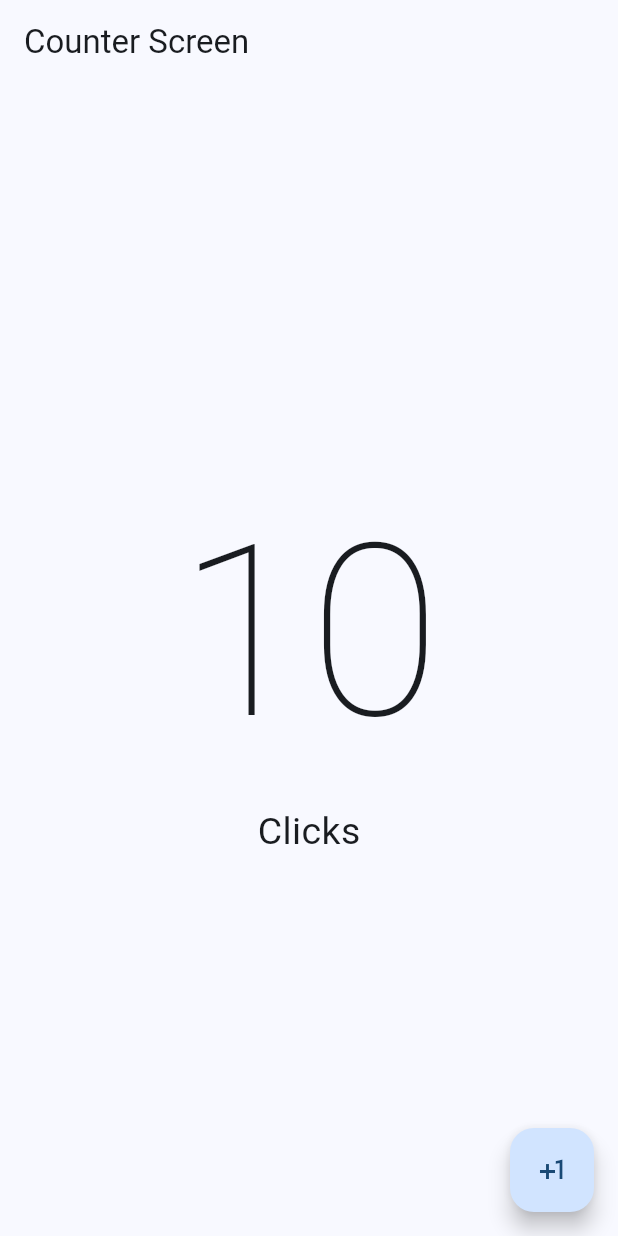
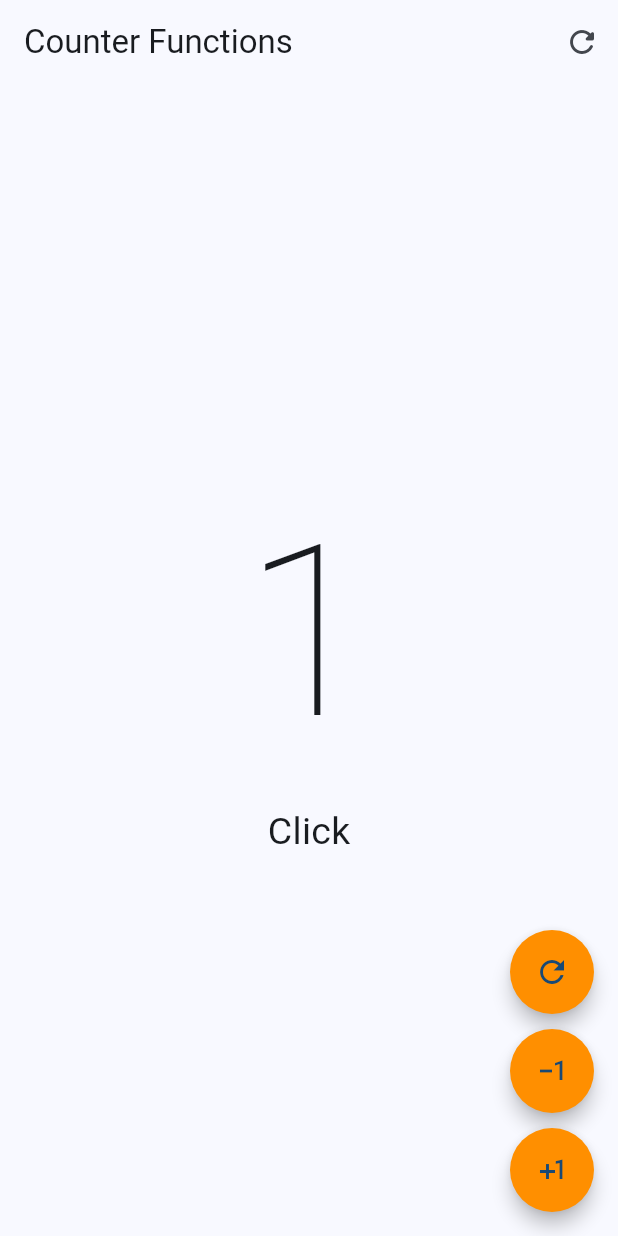
Before and after one commit to luigiuts/FlutterLuigi, a Flutter app: the screen it shows after launch, after a tap on the "plus one" icon, on a phone screen of 412 x 824 dp. Run offline on Flutter 3.47's test engine with Material 3 defaults, Android fonts, the phone set to English and light mode, and no system bars.

Commit message:
6-23-2024

```diff
--- a/Flutter-aplicaciones/hello_world_app/lib/main.dart
+++ b/Flutter-aplicaciones/hello_world_app/lib/main.dart
@@ -1,6 +1,7 @@
 import 'package:flutter/material.dart';
 import 'package:flutter/widgets.dart';
-import 'package:hello_world_app/presentation/screens/counter/cunter_screen.dart';
+import 'package:hello_world_app/presentation/screens/counter/counter_functions_screen.dart';
+//import 'package:hello_world_app/presentation/screens/counter/cunter_screen.dart';
 
 void main() {
   runApp(const MyApp());
@@ -17,7 +18,7 @@ class MyApp extends StatelessWidget {
         useMaterial3: true,
         colorSchemeSeed: Colors.blue
       ),
-      home: const CounterScreen()
+      home: const CounterFunctionsScreen()
     );
   }
 }
--- /dev/null
+++ b/Flutter-aplicaciones/hello_world_app/lib/presentation/screens/counter/counter_functions_screen.dart
@@ -0,0 +1,105 @@
+import 'package:flutter/material.dart';
+
+class CounterFunctionsScreen extends StatefulWidget {
+  const CounterFunctionsScreen({super.key});
+
+  @override
+  State<CounterFunctionsScreen> createState() => _CounterFunctionsScreenState();
+}
+
+class _CounterFunctionsScreenState extends State<CounterFunctionsScreen> {
+  int clickCounter = 0;
+  String clic = 'click';
+  @override
+  Widget build(BuildContext context) {
+    return Scaffold(
+        appBar: AppBar(
+          title: const Text('Counter Functions'),
+          actions: [
+            IconButton(
+              icon: const Icon(Icons.refresh_rounded),
+              onPressed: () {
+                setState(() {
+                  clickCounter = 0;
+                });
+              },
+            ),
+          ],
+        ),
+        body: Center(
+          child: Column(
+            mainAxisAlignment: MainAxisAlignment.center,
+            children: [
+              Text(
+                '$clickCounter',
+                style:
+                    const TextStyle(fontSize: 160, fontWeight: FontWeight.w100),
+              ),
+              Text('Click${clickCounter == 1 ? '' : 's'}',
+                  style: TextStyle(
+                    fontSize: 25,
+                  ))
+            ],
+          ),
+        ),
+        floatingActionButton: Column(
+          mainAxisAlignment: MainAxisAlignment.end,
+          children: [
+            CustomButton(
+              icon: Icons.refresh_outlined,
+              onPressed: () {
+                setState(() {
+                  clickCounter = 0;
+                });
+              },
+            ),
+            const SizedBox(
+              height: 10,
+            ),
+            CustomButton(
+              icon: Icons.exposure_minus_1_outlined,
+              onPressed: () {
+                setState(() {
+                  if (clickCounter == 0) return;
+                  clickCounter--;
+                });
+              },
+            ),
+            const SizedBox(
+              height: 10,
+            ),
+            CustomButton(
+              icon: Icons.plus_one,
+              onPressed: () {
+                setState(() {
+                  clickCounter++;
+                });
+              },
+            ),
+          ],
+        ));
+  }
+}
+
+class CustomButton extends StatelessWidget {
+  final IconData icon;
+  final VoidCallback? onPressed;
+
+  const CustomButton({
+    super.key,
+    required this.icon,
+    this.onPressed,
+  });
+
+  @override
+  Widget build(BuildContext context) {
+    return FloatingActionButton(
+      shape: const StadiumBorder(),
+      onPressed: onPressed,
+      child: Icon(icon),
+      enableFeedback: true,
+      elevation: 5,
+      backgroundColor: Colors.amber.shade800,
+    );
+  }
+}
--- a/Flutter-aplicaciones/hello_world_app/lib/presentation/screens/counter/cunter_screen.dart
+++ b/Flutter-aplicaciones/hello_world_app/lib/presentation/screens/counter/cunter_screen.dart
@@ -1,26 +1,46 @@
 import 'package:flutter/material.dart';
 
-class CounterScreen extends StatelessWidget {
+class CounterScreen extends StatefulWidget {
   const CounterScreen({super.key});
 
   @override
+  State<CounterScreen> createState() => _CounterScreenState();
+}
+
+class _CounterScreenState extends State<CounterScreen> {
+  int clickCounter = 0;
+  String clic = 'click';
+  @override
   Widget build(BuildContext context) {
-    return  Scaffold(
+    return Scaffold(
       appBar: AppBar(
         title: const Text('Counter Screen'),
       ),
       body: Center(
         child: Column(
           mainAxisAlignment: MainAxisAlignment.center,
-            children: const [
-              Text('10', style: TextStyle( fontSize: 160, fontWeight: FontWeight.w100 ),),
-              Text('Clicks', style: TextStyle( fontSize: 25, ))
+          children: [
+            Text(
+              '$clickCounter',
+              style:
+                  const TextStyle(fontSize: 160, fontWeight: FontWeight.w100),
+            ),
+            // if (clickCounter == 1)
+            // const Text('Click', style: TextStyle(fontSize: 25),),
+            // if (clickCounter != 1)
+            // const Text('Clicks', style: TextStyle(fontSize: 25),),
+              Text('Click${ clickCounter == 1 ? '': 's'}',
+                   style: TextStyle(
+                     fontSize: 25,
+                   ))
           ],
         ),
       ),
       floatingActionButton: FloatingActionButton(
         onPressed: () {
-
+          setState(() {
+            clickCounter += 1;
+          });
         },
         child: const Icon(Icons.plus_one),
       ),
```
Lines whose indentation alone changed are shown as unchanged.
